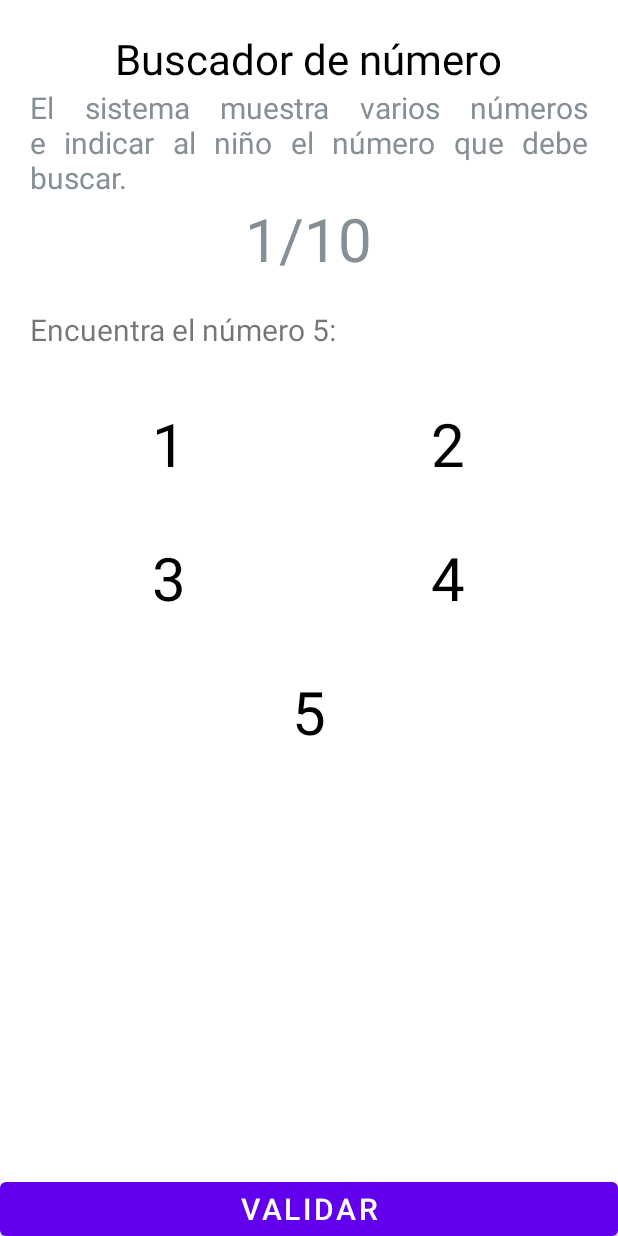
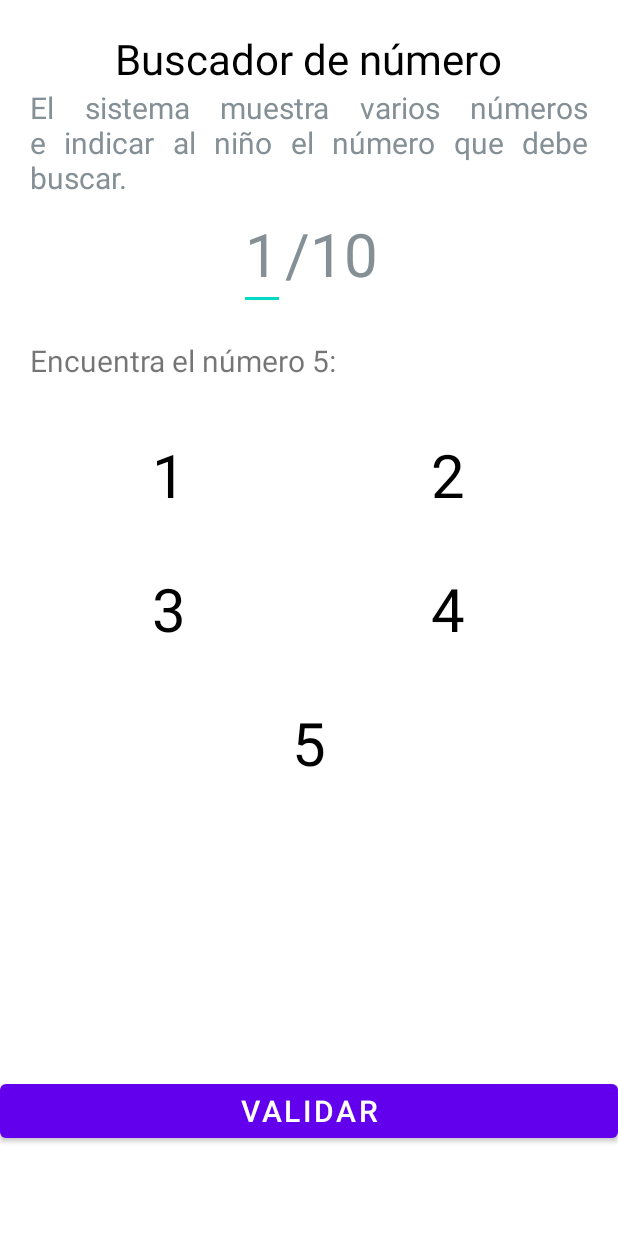
Before and after one commit to juancol23/AppCognitivo, an Android app: the layout activity_buscar_numero.xml on its own in the app's theme, with its tools: preview values and no code run, on a phone screen of 412 x 824 dp. Run offline under Robolectric (Android 15) with nearby library versions, the phone set to English and light mode, and no system bars.

```diff
--- a/app/src/main/AndroidManifest.xml
+++ b/app/src/main/AndroidManifest.xml
@@ -9,15 +9,17 @@
         android:roundIcon="@mipmap/ic_launcher_round"
         android:supportsRtl="true"
         android:theme="@style/Theme.AppCognitivo">
+        <activity android:name=".ResultadoFinal"></activity>
         <activity android:name=".BuscarNumeroActivity">
+
+        </activity>
+        <activity android:name=".MainActivity">
             <intent-filter>
                 <action android:name="android.intent.action.MAIN" />
 
                 <category android:name="android.intent.category.LAUNCHER" />
             </intent-filter>
         </activity>
-        <activity android:name=".MainActivity">
-        </activity>
     </application>
 
 </manifest>
--- a/app/src/main/res/layout/activity_buscar_numero.xml
+++ b/app/src/main/res/layout/activity_buscar_numero.xml
@@ -40,15 +40,33 @@
                 android:textColor="#849095"
                 />
 
+            <LinearLayout
+                android:layout_width="match_parent"
+                android:layout_height="wrap_content"
+                android:gravity="center"
+                android:orientation="horizontal">
+                <EditText
+                    android:id="@+id/contador"
+                    android:layout_width="wrap_content"
+                    android:layout_height="wrap_content"
+                    android:justificationMode="inter_word"
+                    android:text="1"
+                    android:editable="false"
+                    android:textSize="40dp"
+                    android:layout_gravity="center"
+                    android:textColor="#849095"
+                    />
                 <TextView
                     android:layout_width="wrap_content"
                     android:layout_height="wrap_content"
                     android:justificationMode="inter_word"
-                android:text="1/10"
+                    android:text="/10"
                     android:textSize="40dp"
                     android:layout_gravity="center"
                     android:textColor="#849095"
                     />
+            </LinearLayout>
+
 
 
             <TextView
@@ -181,7 +199,7 @@
         android:layout_alignParentBottom="true"
         android:layout_gravity="center"
         android:layout_marginTop="0dp"
-        android:layout_marginBottom="-6dp"
+        android:layout_marginBottom="59dp"
         android:gravity="center"
         android:padding="0dp"
         android:text="Validar"
```
Also changed, not shown: app/src/main/java/com/valdemar/appcognitivo/BuscarNumeroActivity.java (+14 -0 lines), app/src/main/java/com/valdemar/appcognitivo/ResultadoFinal.java (added, +14 -0 lines), app/src/main/res/layout/activity_resultado_final.xml (added, +9 -0 lines). Lines whose indentation alone changed are shown as unchanged.
